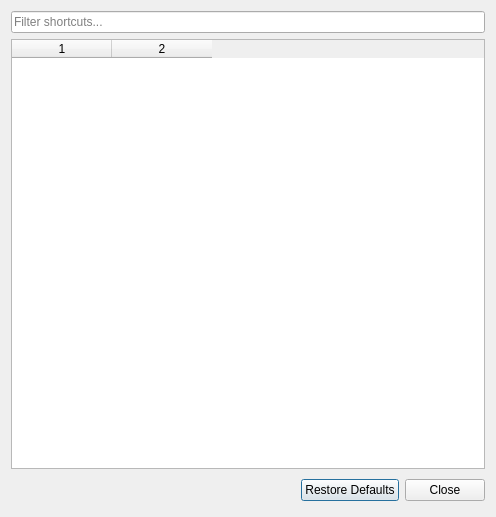
First picture: the form in src/keyboardshortcuts.ui, repository CsoundQt/CsoundQt, before the edit.
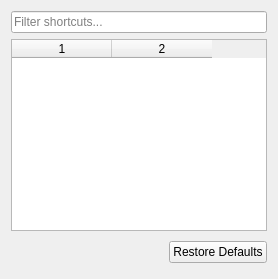
Second picture: the form after the edit.

Commit message: Embed keyboard shortcuts in the configuration dialog

Diff of the .ui file:
```diff
--- a/src/keyboardshortcuts.ui
+++ b/src/keyboardshortcuts.ui
@@ -1,21 +1,7 @@
 <?xml version="1.0" encoding="UTF-8"?>
 <ui version="4.0">
  <class>KeyboardShortcuts</class>
- <widget class="QDialog" name="KeyboardShortcuts">
-  <property name="windowModality">
-   <enum>Qt::ApplicationModal</enum>
-  </property>
-  <property name="geometry">
-   <rect>
-    <x>0</x>
-    <y>0</y>
-    <width>496</width>
-    <height>517</height>
-   </rect>
-  </property>
-  <property name="windowTitle">
-   <string>Keyboard Shortcuts</string>
-  </property>
+ <widget class="QWidget" name="KeyboardShortcuts">
   <layout class="QVBoxLayout" name="verticalLayout_2">
    <item>
     <widget class="QLineEdit" name="filterLineEdit">
@@ -73,13 +59,6 @@
        </property>
       </widget>
      </item>
-     <item>
-      <widget class="QPushButton" name="cancelButton">
-       <property name="text">
-        <string>Close</string>
-       </property>
-      </widget>
-     </item>
     </layout>
    </item>
   </layout>
```
Left out of the diff: 19 changed lines with no effect on the pictures. The commit also changes 8 other files.
